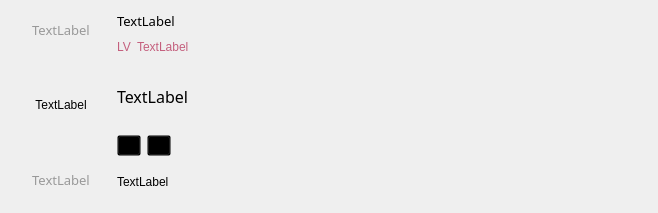
Qt form ui/comment.ui (tonquer/picacg-qt) before a commit.
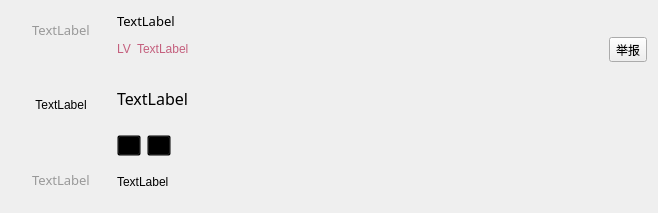
The same form after that commit. Custom widgets are drawn as their Qt base class.

Patch:
```diff
--- a/ui/comment.ui
+++ b/ui/comment.ui
@@ -208,6 +208,13 @@
              </property>
             </spacer>
            </item>
+           <item>
+            <widget class="QToolButton" name="killButton">
+             <property name="text">
+              <string>举报</string>
+             </property>
+            </widget>
+           </item>
           </layout>
          </item>
          <item>
```
Left out of the diff: 25 changed lines with no effect on the pictures.
